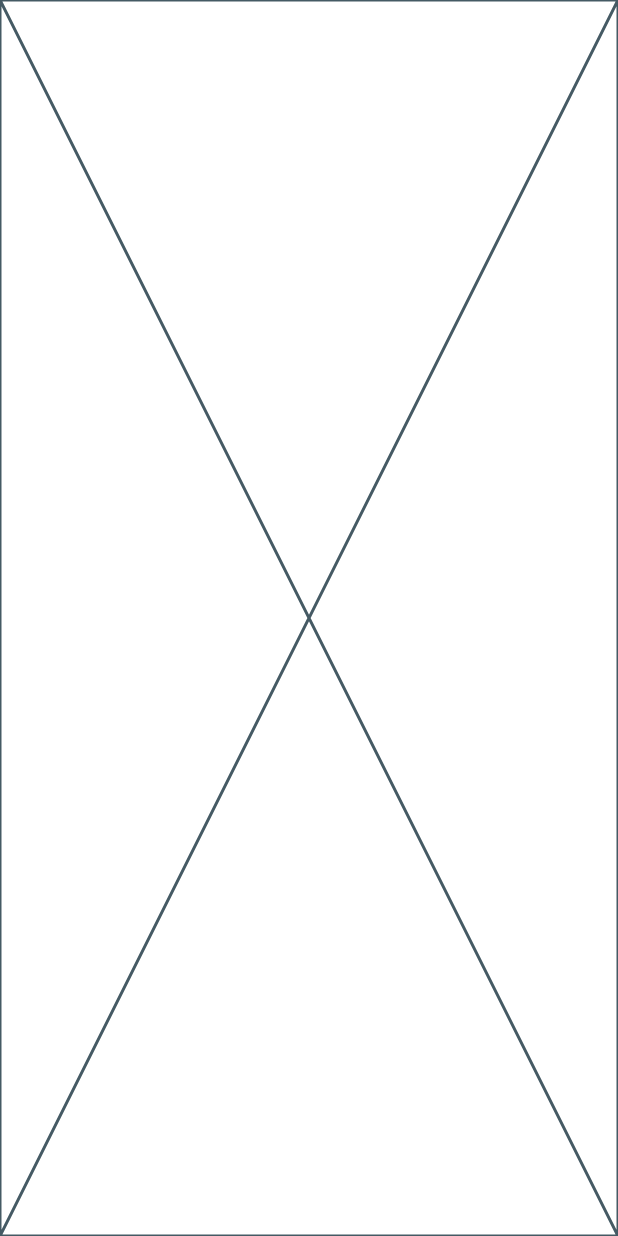
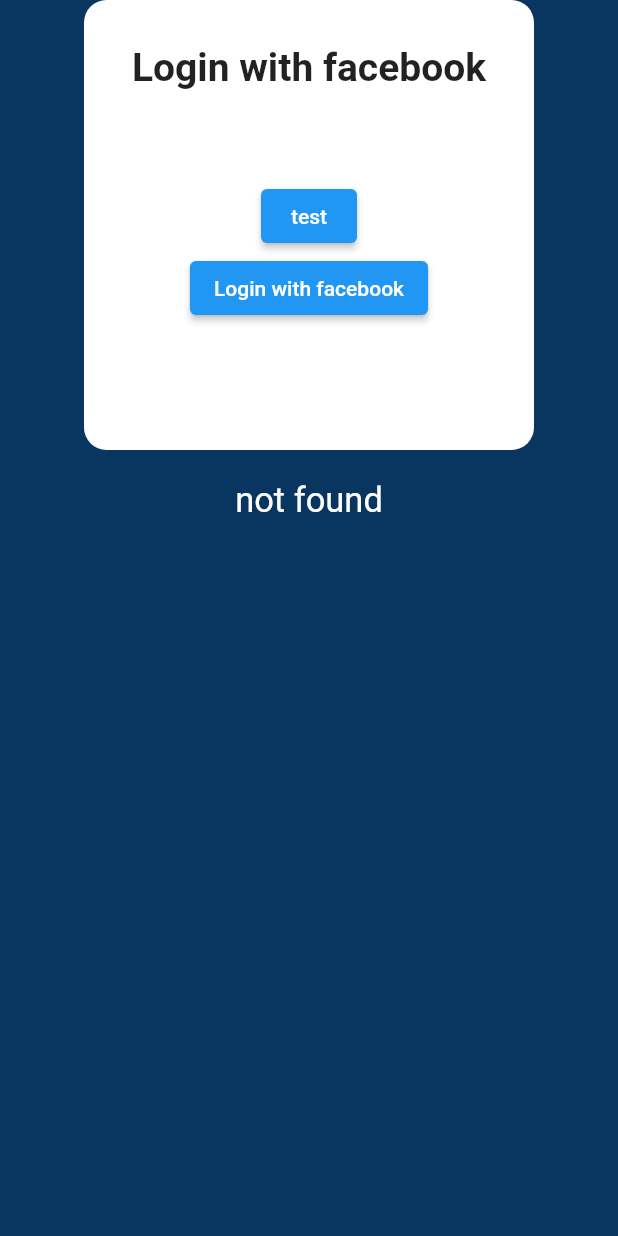
Before and after one commit to Abdallah-Abdalmonem/ChatBot_app, a Flutter app: the screen it shows after launch, on a phone screen of 412 x 824 dp. Run offline on Flutter 3.47's test engine with Material 2 defaults, Android fonts, the phone set to English and light mode, and no system bars; our stand-ins replace bloc, dio, shared_preferences; missing offline and left inert: flutter_facebook_auth; accounts and stored records are empty.

Commit message:
Add login screen with facebook

```diff
--- /dev/null
+++ b/lib/bloc/loginBloc/cubit/login_cubit.dart
@@ -0,0 +1,8 @@
+import 'package:bloc/bloc.dart';
+import 'package:meta/meta.dart';
+
+part 'login_state.dart';
+
+class LoginCubit extends Cubit<LoginState> {
+  LoginCubit() : super(LoginInitial());
+}
--- /dev/null
+++ b/lib/bloc/loginBloc/cubit/login_state.dart
@@ -0,0 +1,10 @@
+part of 'login_cubit.dart';
+
+@immutable
+abstract class LoginState {}
+
+class LoginInitial extends LoginState {}
+
+class LoginSuccess extends LoginState {}
+
+class LoginFalier extends LoginState {}
--- /dev/null
+++ b/lib/data/models/user_model.dart
@@ -0,0 +1,24 @@
+class UserModel {
+  final String? email;
+  final String? id;
+  final String? name;
+  final PictureModel? pictureModel;
+
+  const UserModel({this.email, this.id, this.name, this.pictureModel});
+
+  factory UserModel.fromJson(Map<String, dynamic> json) => UserModel(
+      email: json['email'],
+      id: json['id'],
+      name: json['name'],
+      pictureModel: PictureModel.fromJson(json['picture']['data']));
+}
+
+class PictureModel {
+  final String? url;
+  final int? width;
+  final int? height;
+  PictureModel({this.url, this.width, this.height});
+
+  factory PictureModel.fromJson(Map<String, dynamic> json) => PictureModel(
+      url: json['url'], width: json['width'], height: json['height']);
+}
--- a/lib/main.dart
+++ b/lib/main.dart
@@ -1,4 +1,4 @@
-import 'package:chatbot_app/views/screens/my_home_screen.dart';
+import 'package:chatbot_app/views/screens/login_screen.dart';
 import 'package:flutter/material.dart';
 
 void main() {
@@ -16,7 +16,7 @@ class MyApp extends StatelessWidget {
       theme: ThemeData(
         primarySwatch: Colors.blue,
       ),
-      home: const MyHomeScreen(),
+      home: LoginScreen(),
     );
   }
 }
--- a/lib/shared/constant/color.dart
+++ b/lib/shared/constant/color.dart
@@ -6,6 +6,7 @@ class AppColor {
   static const Color buttongreen = Color(0xff8DAA35);
   static const Color buttonblue = Color(0xff3E5CD6);
 
+  static const Color blue = Color(0xff093660);
   static const Color grey = Color(0xff515151);
   static const Color white = Colors.white;
   static const Color black = Colors.black;
--- /dev/null
+++ b/lib/views/screens/login_screen.dart
@@ -0,0 +1,133 @@
+import 'package:chatbot_app/data/models/user_model.dart';
+import 'package:chatbot_app/shared/constant/color.dart';
+import 'package:flutter/material.dart';
+import 'package:flutter_facebook_auth/flutter_facebook_auth.dart';
+
+class LoginScreen extends StatefulWidget {
+  LoginScreen({super.key});
+
+  @override
+  State<LoginScreen> createState() => _LoginScreenState();
+}
+
+class _LoginScreenState extends State<LoginScreen> {
+  AccessToken? _accessToken;
+
+  UserModel? _currentUser;
+
+  @override
+  Widget build(BuildContext context) {
+    return Scaffold(
+        backgroundColor: AppColor.blue,
+        body: SafeArea(
+          child: Center(
+            child: Column(
+              children: [
+                Container(
+                  decoration: BoxDecoration(
+                    borderRadius: BorderRadius.circular(15),
+                    color: AppColor.white,
+                  ),
+                  height: 300,
+                  width: 300,
+                  child: Padding(
+                    padding: const EdgeInsets.all(30.0),
+                    child: SingleChildScrollView(
+                      child: Column(
+                        children: [
+                          const Text(
+                            'Login with facebook',
+                            style: TextStyle(
+                                fontSize: 26, fontWeight: FontWeight.bold),
+                          ),
+                          const SizedBox(
+                            height: 60,
+                          ),
+                          ElevatedButton(
+                              onPressed: () async {
+                                final AccessToken? accessToken =
+                                    await FacebookAuth.instance.accessToken;
+// or FacebookAuth.i.accessToken
+                                if (accessToken != null) {
+                                  print('user is logged');
+                                }
+                              },
+                              child: Text('test')),
+                          ElevatedButton(
+                              onPressed: () async {
+//                                 final LoginResult result = await FacebookAuth
+//                                     .instance
+//                                     .login(); // by default we request the email and the public profile
+// // or FacebookAuth.i.login()
+//                                 if (result.status == LoginStatus.success) {
+//                                   // you are logged
+//                                   final AccessToken accessToken =
+//                                       result.accessToken!;
+//                                 } else {
+//                                   print(result.status);
+//                                   print(result.message);
+//                                 }
+
+                                // Future<void> loginWithFacebook() async {
+                                final LoginResult result =
+                                    await FacebookAuth.i.login();
+                                if (result.status == LoginStatus.success) {
+                                  print('success!!!!!');
+                                  _accessToken = result.accessToken;
+
+                                  final data =
+                                      await FacebookAuth.i.getUserData();
+                                  UserModel model = UserModel.fromJson(data);
+
+                                  // You can now use the Facebook API to fetch user data.
+                                } else {
+                                  print(
+                                      'Error logging in with Facebook: ${result.message}');
+                                }
+                                // }
+
+                                setState(() {});
+                              },
+                              child: const Text('Login with facebook')),
+                        ],
+                      ),
+                    ),
+                  ),
+                ),
+                const SizedBox(
+                  height: 20,
+                ),
+                homeScreen(),
+              ],
+            ),
+          ),
+        ));
+  }
+
+  Widget homeScreen() {
+    // HomeScreen({super.key});
+    UserModel? user = _currentUser;
+    if (user == Null) {
+      return SafeArea(
+        child: Row(
+          children: [
+            CircleAvatar(
+              radius: _currentUser!.pictureModel!.width! / 6,
+              child: Image.network(
+                _currentUser!.pictureModel!.url!,
+              ),
+            ),
+            const SizedBox(
+              width: 20,
+            ),
+            Text(_currentUser!.name!),
+          ],
+        ),
+      );
+    } else
+      return Text(
+        'not found',
+        style: TextStyle(color: AppColor.white, fontSize: 23),
+      );
+  }
+}
--- a/lib/views/screens/my_home_screen.dart
+++ /dev/null
@@ -1,10 +0,0 @@
-import 'package:flutter/material.dart';
-
-class MyHomeScreen extends StatelessWidget {
-  const MyHomeScreen({super.key});
-
-  @override
-  Widget build(BuildContext context) {
-    return const Placeholder();
-  }
-}
```
Also changed, not shown: lib/views/screens/home_screen.dart (added, +28 -0 lines), pubspec.yaml (+7 -19 lines), assets/bot_image_blue.jpg (deleted), pubspec.lock, 8 other files.
